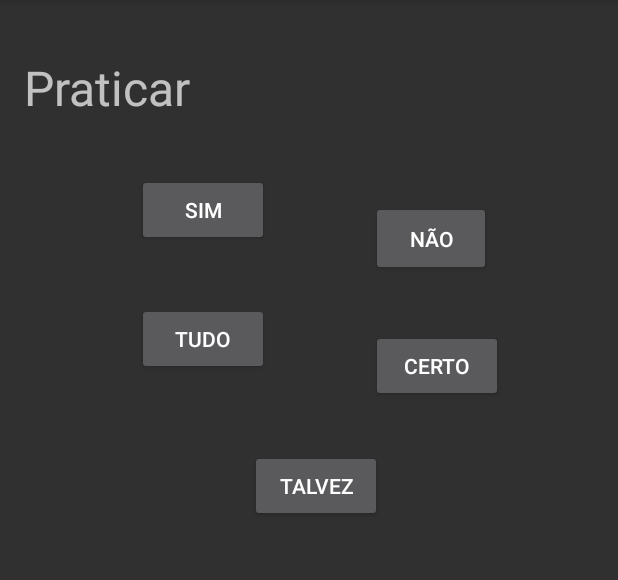
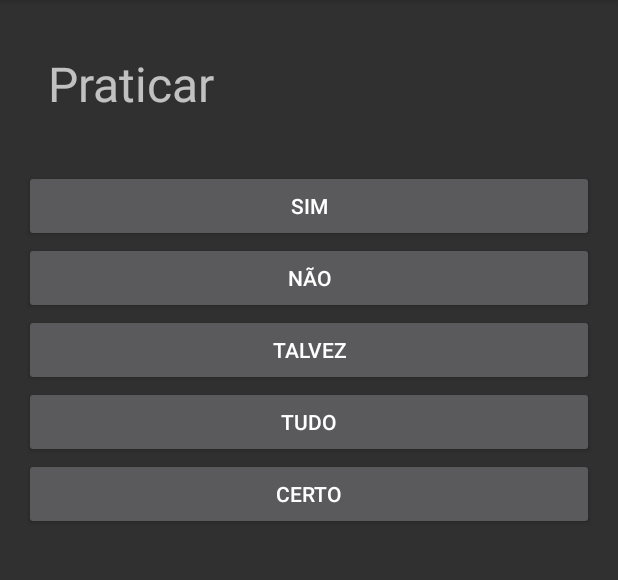
Before and after one commit to angelo-giordano/Deaft, an Android app built with Jetpack Compose: the PracticeActivity screen opened directly, with no data from a screen before it, on a phone screen of 412 x 824 dp, the part 84-664 px from its top. Run offline under Robolectric (Android 15) with nearby library versions, the phone set to English and light mode, and no system bars; libraries missing offline, so code that uses them is left out: com.chaquo.python; 1 statement that could not run was skipped.

```diff
--- a/app/build.gradle.kts
+++ b/app/build.gradle.kts
@@ -10,8 +10,6 @@ chaquopy {
         pip {
             // A requirement specifier, with or without a version number:
             install("deep_translator")
-            install("SpeechRecognition")
-            install("sounddevice")
         }
     }
 }
--- a/app/src/main/AndroidManifest.xml
+++ b/app/src/main/AndroidManifest.xml
@@ -32,6 +32,7 @@
         <activity android:name=".MenuActivity" />
         <activity android:name=".TranslateActivity" />
         <activity android:name=".PracticeActivity" />
+        <activity android:name=".LanguageSelectionActivity" />
     </application>
 
 </manifest>
--- a/app/src/main/java/com/example/deaft/MenuActivity.kt
+++ b/app/src/main/java/com/example/deaft/MenuActivity.kt
@@ -17,7 +17,7 @@ class MenuActivity : AppCompatActivity() {
 
 
         btnTranslate.setOnClickListener {
-            val intent = Intent(this, TranslateActivity::class.java)
+            val intent = Intent(this, LanguageSelectionActivity::class.java)
             startActivity(intent)
         }
 
--- a/app/src/main/res/layout/activity_practice.xml
+++ b/app/src/main/res/layout/activity_practice.xml
@@ -1,61 +1,11 @@
 <?xml version="1.0" encoding="utf-8"?>
-<androidx.constraintlayout.widget.ConstraintLayout xmlns:android="http://schemas.android.com/apk/res/android"
-    xmlns:app="http://schemas.android.com/apk/res-auto"
-    android:id="@+id/gridLayout"
+<LinearLayout xmlns:android="http://schemas.android.com/apk/res/android"
+    xmlns:tools="http://schemas.android.com/tools"
     android:layout_width="match_parent"
-    android:layout_height="match_parent">
-
-    <Button
-        android:id="@+id/btnTudo"
-        android:layout_width="wrap_content"
-        android:layout_height="wrap_content"
-        android:layout_marginTop="38dp"
-        android:text="Tudo"
-        app:layout_constraintBottom_toTopOf="@+id/btnTalvez"
-        app:layout_constraintStart_toStartOf="@+id/btnSim"
-        app:layout_constraintTop_toBottomOf="@+id/btnSim"
-        app:layout_constraintVertical_bias="0.0" />
-
-    <Button
-        android:id="@+id/btnSim"
-        android:layout_width="wrap_content"
-        android:layout_height="wrap_content"
-        android:layout_marginTop="36dp"
-        android:layout_marginEnd="68dp"
-        android:text="Sim"
-        app:layout_constraintEnd_toStartOf="@+id/btnNao"
-        app:layout_constraintTop_toBottomOf="@+id/textView" />
-
-    <Button
-        android:id="@+id/btnTalvez"
-        android:layout_width="wrap_content"
-        android:layout_height="0dp"
-        android:layout_marginBottom="420dp"
-        android:text="Talvez"
-        app:layout_constraintBottom_toBottomOf="parent"
-        app:layout_constraintEnd_toStartOf="@+id/btnCerto"
-        app:layout_constraintHorizontal_bias="0.64"
-        app:layout_constraintStart_toEndOf="@+id/btnTudo" />
-
-    <Button
-        android:id="@+id/btnCerto"
-        android:layout_width="wrap_content"
-        android:layout_height="wrap_content"
-        android:layout_marginStart="68dp"
-        android:layout_marginBottom="32dp"
-        android:text="Certo"
-        app:layout_constraintBottom_toTopOf="@+id/btnTalvez"
-        app:layout_constraintStart_toEndOf="@+id/btnTudo" />
-
-    <Button
-        android:id="@+id/btnNao"
-        android:layout_width="80dp"
-        android:layout_height="50dp"
-        android:layout_marginStart="120dp"
-        android:layout_marginBottom="36dp"
-        android:text="Não"
-        app:layout_constraintBottom_toTopOf="@+id/btnCerto"
-        app:layout_constraintStart_toEndOf="@+id/textView" />
+    android:layout_height="match_parent"
+    android:orientation="vertical"
+    android:padding="16dp"
+    tools:context=".PracticeActivity">
 
     <TextView
         android:id="@+id/textView"
@@ -66,9 +16,38 @@
         android:layout_marginBottom="36dp"
         android:text="Praticar"
         android:textAlignment="center"
-        android:textSize="32dp"
-        app:layout_constraintBottom_toTopOf="@+id/btnNao"
-        app:layout_constraintStart_toStartOf="parent"
-        app:layout_constraintTop_toTopOf="parent" />
+        android:textSize="32dp"/>
 
-</androidx.constraintlayout.widget.ConstraintLayout>
+
+    <Button
+        android:id="@+id/btnSim"
+        android:layout_width="match_parent"
+        android:layout_height="wrap_content"
+        android:text="Sim" />
+
+    <Button
+        android:id="@+id/btnNao"
+        android:layout_width="match_parent"
+        android:layout_height="wrap_content"
+        android:text="Não" />
+
+    <Button
+        android:id="@+id/btnTalvez"
+        android:layout_width="match_parent"
+        android:layout_height="wrap_content"
+        android:text="Talvez" />
+
+    <Button
+        android:id="@+id/btnTudo"
+        android:layout_width="match_parent"
+        android:layout_height="wrap_content"
+        android:text="Tudo" />
+
+    <Button
+        android:id="@+id/btnCerto"
+        android:layout_width="match_parent"
+        android:layout_height="wrap_content"
+        android:text="Certo" />
+
+
+</LinearLayout>
```
Also changed, not shown: app/src/main/java/com/example/deaft/LanguageSelectionActivity.kt (added, +51 -0 lines), app/src/main/java/com/example/deaft/TranslateActivity.kt (+8 -3 lines), app/src/main/res/layout/activity_language_selection.xml (added, +21 -0 lines), 1 other file.
